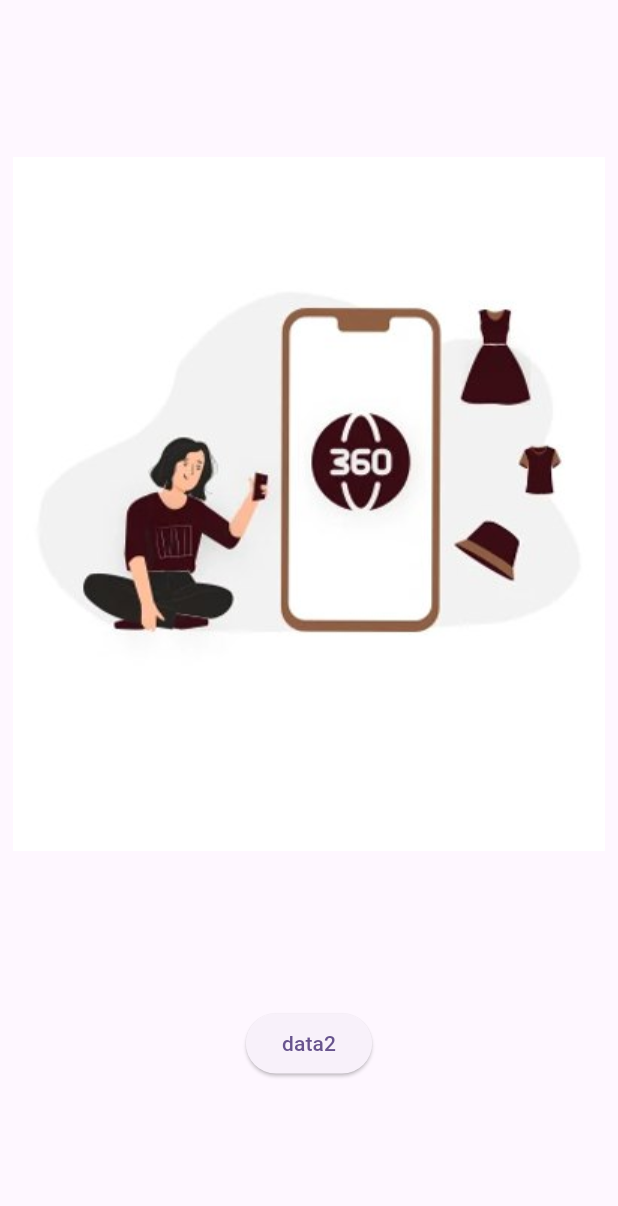
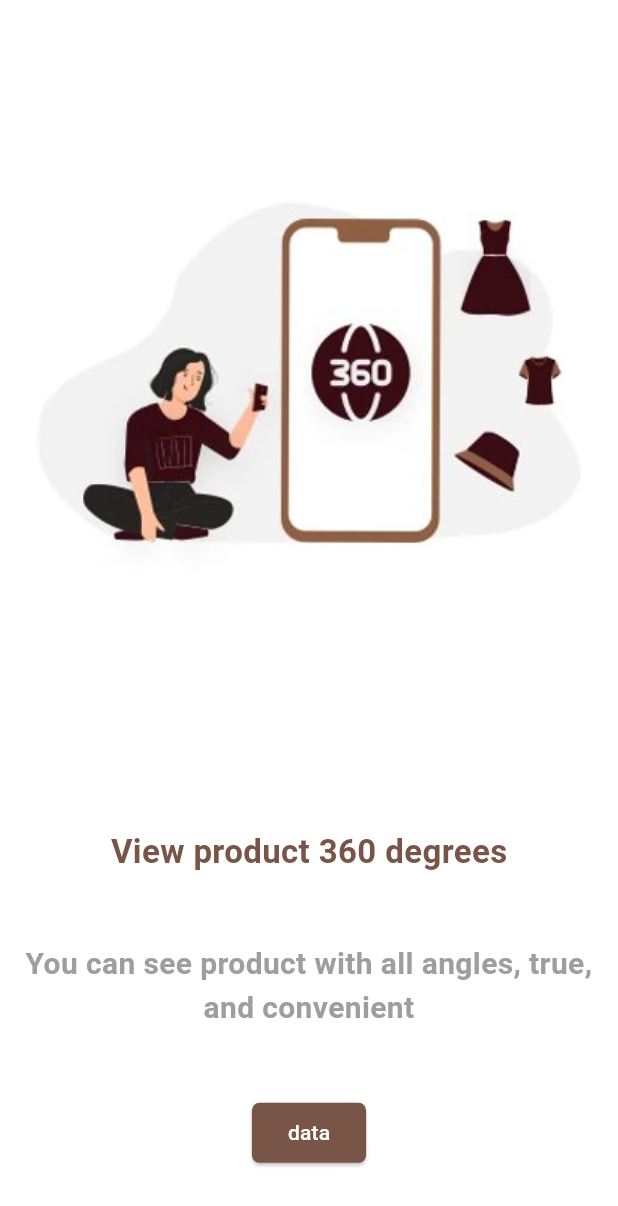
Before and after one commit to shaeakh/shopify360, a Flutter app: the screen it shows after launch, on a phone screen of 412 x 824 dp. Shown: the top 1206 px of the screen. Run offline on Flutter 3.47's test engine with Material 3 defaults, Android fonts, the phone set to English and light mode, and no system bars.

Commit message:
landing page initialized

```diff
--- a/lib/pages/landingPage.dart
+++ b/lib/pages/landingPage.dart
@@ -11,12 +11,44 @@ class _LandingPage extends State<LandingPage>{
   @override
   Widget build(BuildContext context) {
     return Scaffold(
+      backgroundColor: Colors.white,
       body: Center(
         child: Column(
           mainAxisAlignment: MainAxisAlignment.spaceEvenly,
           children: [
             Image.asset("assets/landing_page.jpg"),
-            ElevatedButton(onPressed: (){}, child: Text("data2")),
+            Text("View product 360 degrees",
+              style: TextStyle(
+                color: Colors.brown,
+                fontSize: 22,
+                fontWeight: FontWeight.bold
+              ),
+            ),
+            Text(
+              "You can see product with all angles, true, and convenient",
+              style: TextStyle(
+                color: Colors.grey,
+                fontSize: 20,
+                fontWeight: FontWeight.bold,
+              ),
+              textAlign: TextAlign.center,
+            ),
+
+            ElevatedButton(
+                onPressed: (){},
+                child: Text(
+                    "data",
+                  style: TextStyle(
+                    color: Colors.white
+                  ),
+                ),
+              style: ElevatedButton.styleFrom(
+                backgroundColor:Colors.brown,
+                shape: RoundedRectangleBorder(
+                  borderRadius: BorderRadius.circular(5)
+                )
+              ),
+            ),
           ],
         ),
       ),
```
